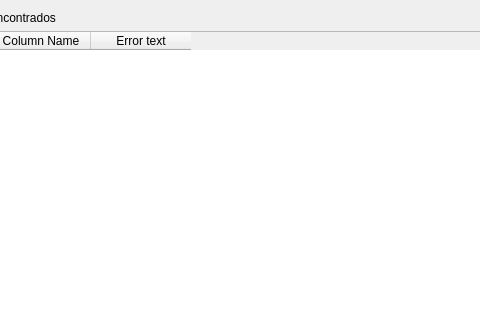
This is src/lib/daobusiness/forms/aerpconsistencymetadatatabledlg.ui in dpinelo/AS7 as Qt 5 draws it before an edit; both pictures show x 121 to 601 and y 0 to 320 of the 1245 by 744 pixel window. The edited form follows.
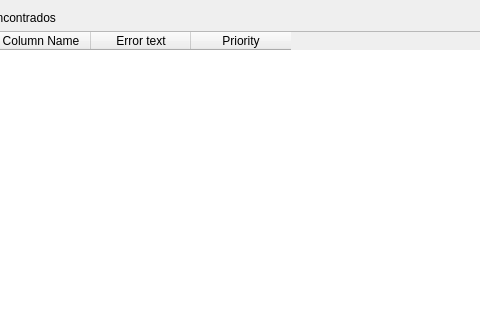
This is the edited form. Icons and pictures are not drawn.

```diff
--- a/src/lib/daobusiness/forms/aerpconsistencymetadatatabledlg.ui
+++ b/src/lib/daobusiness/forms/aerpconsistencymetadatatabledlg.ui
@@ -89,6 +89,11 @@
         <string>Error text</string>
        </property>
       </column>
+      <column>
+       <property name="text">
+        <string>Priority</string>
+       </property>
+      </column>
      </widget>
      <widget class="QTextEdit" name="txtResults">
       <property name="sizePolicy">
```
